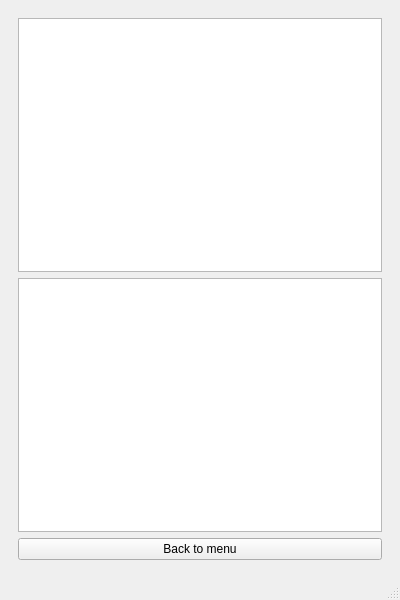
The window that Source/mainwindow.ui (TheEvilRoot/2CourseWork) describes before a commit, drawn with Qt 5.
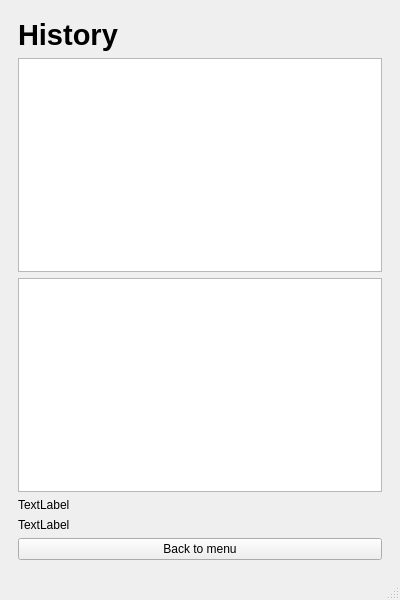
The same window after the commit. Icons and pictures are not drawn.

```diff
--- a/Source/mainwindow.ui
+++ b/Source/mainwindow.ui
@@ -148,18 +148,42 @@
       </widget>
       <widget class="QWidget" name="history">
        <layout class="QGridLayout" name="gridLayout_8">
-        <item row="2" column="0">
-         <widget class="QTableWidget" name="detailTable"/>
-        </item>
         <item row="3" column="0">
+         <widget class="QTableWidget" name="detailTable"/>
+        </item>
+        <item row="5" column="0">
+         <widget class="QLabel" name="label_2">
+          <property name="text">
+           <string>TextLabel</string>
+          </property>
+         </widget>
+        </item>
+        <item row="1" column="0">
+         <widget class="QTableWidget" name="historyTable"/>
+        </item>
+        <item row="6" column="0">
          <widget class="QPushButton" name="historyBack2Menu">
           <property name="text">
            <string>Back to menu</string>
           </property>
          </widget>
         </item>
+        <item row="4" column="0">
+         <widget class="QLabel" name="label">
+          <property name="text">
+           <string>TextLabel</string>
+          </property>
+         </widget>
+        </item>
         <item row="0" column="0">
-         <widget class="QTableWidget" name="historyTable"/>
+         <widget class="QLabel" name="label_3">
+          <property name="text">
+           <string>&lt;font size=24&gt;&lt;b&gt;History&lt;/b&gt;&lt;/font&gt;</string>
+          </property>
+          <property name="textFormat">
+           <enum>Qt::RichText</enum>
+          </property>
+         </widget>
         </item>
        </layout>
       </widget>
```
